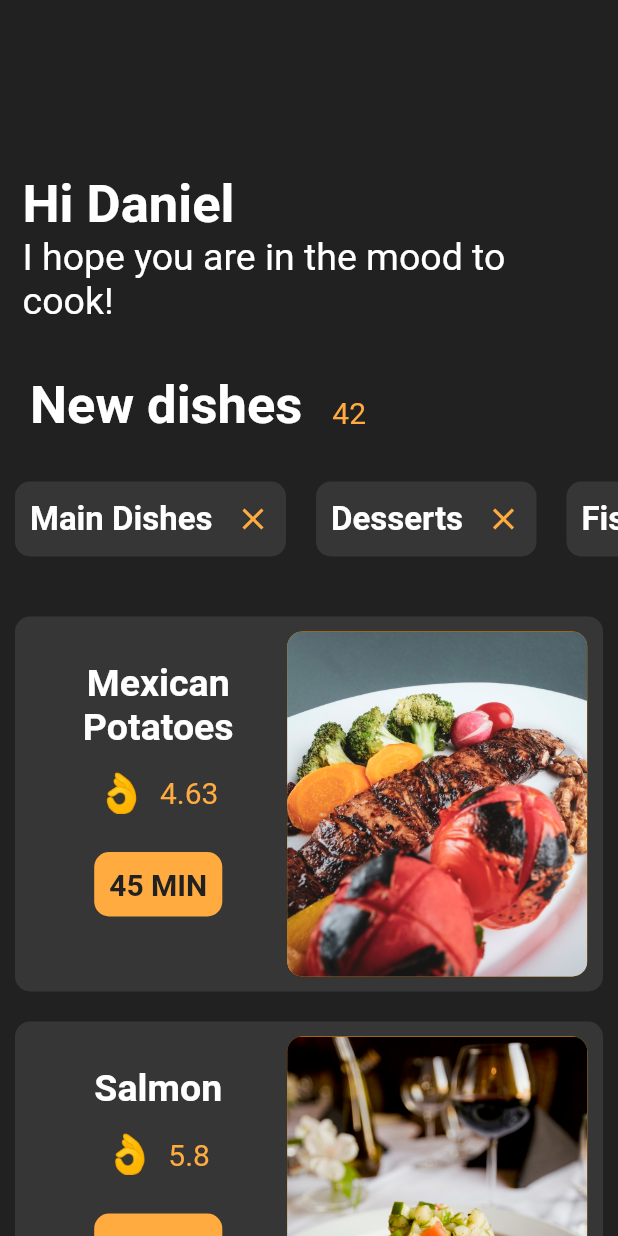
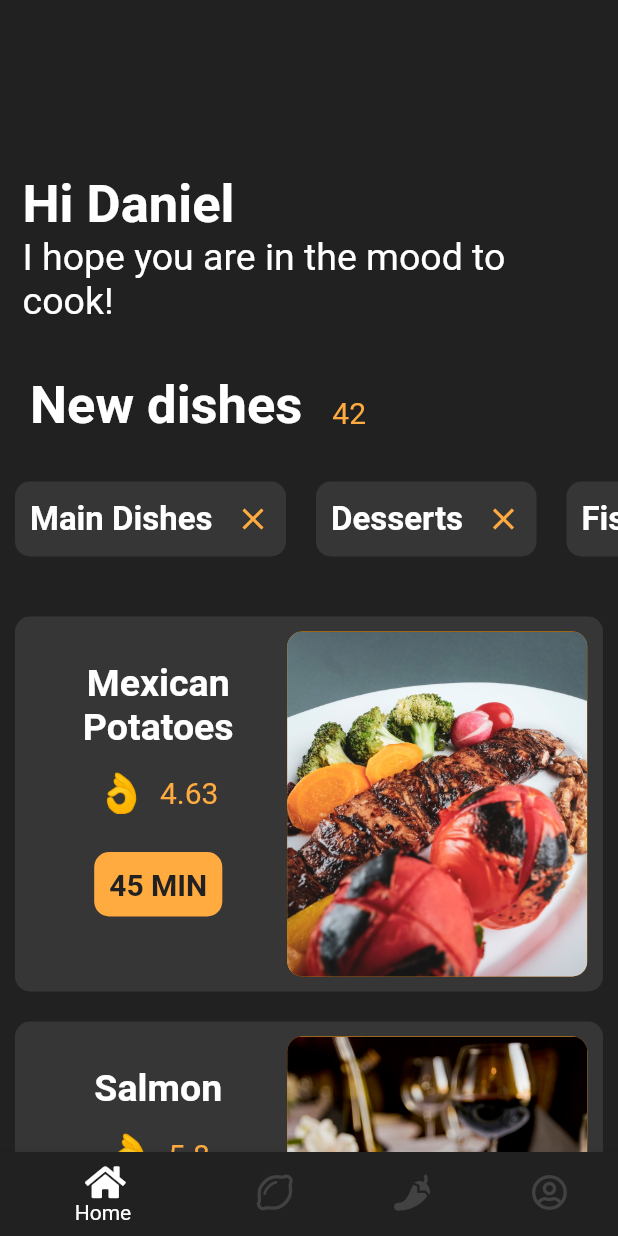
Before and after one commit to TIRILI88/dart_mondayCooks, a Flutter app: the screen it shows after launch, on a phone screen of 412 x 824 dp. Run offline on Flutter 3.47's test engine with Material 2 defaults, Android fonts, the phone set to English and light mode, and no system bars; our stand-ins replace font_awesome_flutter.

Commit message:
Insert BottomNavigationBar - Dummy

```diff
--- a/lib/start_page.dart
+++ b/lib/start_page.dart
@@ -1,6 +1,5 @@
 import 'package:flutter/material.dart';
 import 'package:font_awesome_flutter/font_awesome_flutter.dart';
-// import 'package:font_awesome_flutter/font_awesome_flutter.dart';
 import 'dish_container.dart';
 import 'scroll_container.dart';
 
@@ -108,9 +107,33 @@ class _StartPageState extends State<StartPage> {
                       ),
                     )
                   //
-                )
-    ]),
-        ]));
+                ),
+              ],
+            ),
+        ]),
+        bottomNavigationBar: Theme(
+          data: Theme.of(context).copyWith(
+              canvasColor: Color(0xFF212121)
+          ),
+          child: BottomNavigationBar(
+            fixedColor: Colors.white,
+            items: [
+              BottomNavigationBarItem(icon: Icon(FontAwesomeIcons.home,
+              color: Colors.white,),
+              label: 'Home',
+              ),
+              BottomNavigationBarItem(icon: Icon(FontAwesomeIcons.lemon),
+                  label: 'Recipes'
+              ),
+              BottomNavigationBarItem(icon: Icon(FontAwesomeIcons.pepperHot),
+                  label: 'Pepper'
+              ),
+              BottomNavigationBarItem(icon: Icon(FontAwesomeIcons.userCircle),
+                  label: 'My Account'
+              ),
+            ],
+          ),
+        ));
   }
 
 }
```
